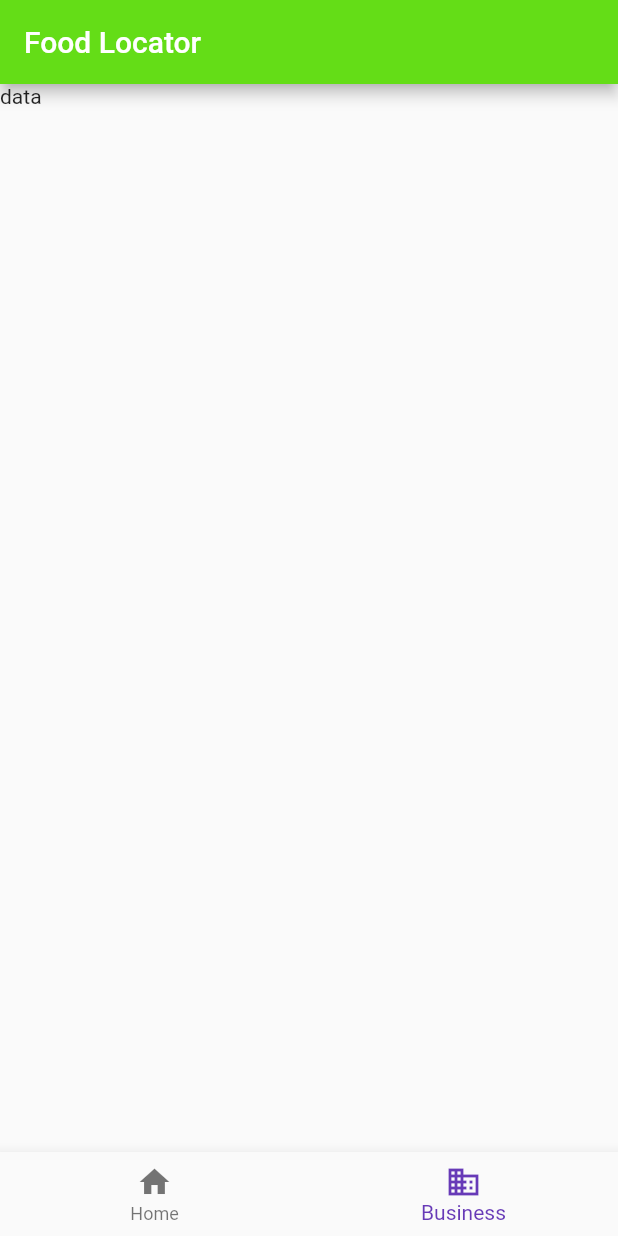
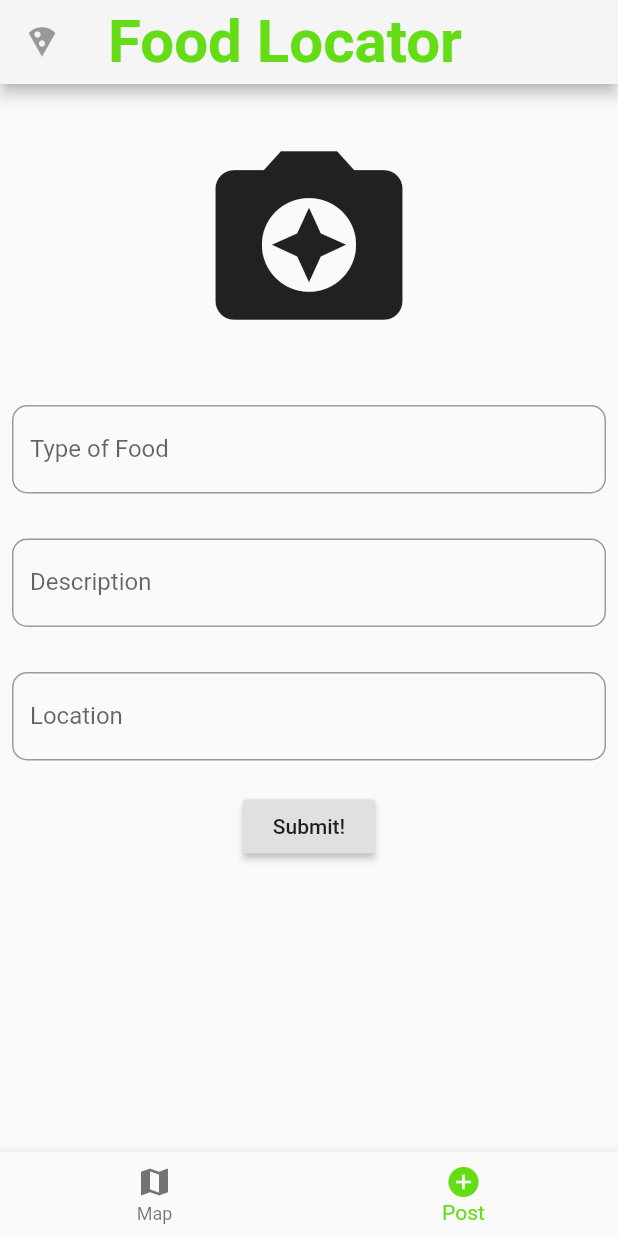
Before and after one commit to rickyhsu0101/lahacks2019, a Flutter app: the screen it shows after launch, item 2 of the bottom bar chosen, on a phone screen of 412 x 824 dp. Run offline on Flutter 3.47's test engine with Material 2 defaults, Android fonts, the phone set to English and light mode, and no system bars; our stand-ins replace google_maps_flutter, location.

Commit message:
Add food posting tab

```diff
--- a/lib/main.dart
+++ b/lib/main.dart
@@ -5,6 +5,7 @@ import 'package:flutter/material.dart';
 
 import 'navigation.dart';
 import 'map.dart';
+import 'postFood.dart';
 import 'stateBloc.dart';
 void main() => runApp(MyApp());
 
@@ -13,20 +14,37 @@ class MyApp extends StatefulWidget {
   @override
   _MyAppState createState() => _MyAppState();
 }
-StateBloc stateBloc = new StateBloc();
+
+
 class _MyAppState extends State<MyApp> {
-  final List<Widget> pages = [
-    new Map(),
-    new Text("data"),
-  ];
+
+  FormBloc formBloc = new FormBloc();
+  final List<Widget> pages = new List<Widget>();
   int pageNum = 0;
+  StateBloc stateBloc = new StateBloc();
+
+  @override
+  void initState() {
+    super.initState();
+    pages.add(new Map());
+    pages.add(new PostFood(formBloc: formBloc));
+  }
+
   @override
   Widget build(BuildContext context) {
     return MaterialApp(
       home: Scaffold(
         appBar: AppBar(
-          title: Text('Food Locator'),
-          backgroundColor: Color(0xff64dd17),
+          brightness: Brightness.light,
+          leading: Builder(
+            builder: (BuildContext context) {
+              return IconButton(
+                icon: Icon(Icons.local_pizza)
+              );
+            },
+          ),
+          title: Text('Food Locator', style: TextStyle(fontSize: 40.0, fontWeight: FontWeight.bold, color: Color(0xff64dd17))),
+          backgroundColor: Color(0xfff5f5f5),
         ),
         body: StreamBuilder(
                 initialData: 0,
--- a/lib/navigation.dart
+++ b/lib/navigation.dart
@@ -9,23 +9,21 @@ class Navigation extends StatefulWidget {
 }
 
 class _NavigationState extends State<Navigation> {
-  int _selectedIndex = 1;
+  int _selectedIndex = 0;
   final _widgetOptions = [
-    Text('Index 0: Home'),
-    Text('Index 1: Business'),
-    Text('Index 2: School'),
+    Text('Map'),
+    Text('Post'),
   ];
 
   @override
   Widget build(BuildContext context) {
     return BottomNavigationBar(
         items: <BottomNavigationBarItem>[
-          BottomNavigationBarItem(icon: Icon(Icons.home), title: Text('Home')),
-          BottomNavigationBarItem(icon: Icon(Icons.business), title: Text('Business')),
-          //BottomNavigationBarItem(icon: Icon(Icons.school), title: Text('School')),
+          BottomNavigationBarItem(icon: Icon(Icons.map), title: _widgetOptions[0]),
+          BottomNavigationBarItem(icon: Icon(Icons.add_circle), title: _widgetOptions[1]),
         ],
         currentIndex: _selectedIndex,
-        fixedColor: Colors.deepPurple,
+        fixedColor: Color(0xff64dd17),
         onTap: _onItemTapped,
       );
   }
--- /dev/null
+++ b/lib/postFood.dart
@@ -0,0 +1,92 @@
+
+import 'package:flutter/material.dart';
+import 'stateBloc.dart';
+class PostFood extends StatefulWidget{
+  final FormBloc formBloc;
+  PostFood({Key key, @required this.formBloc}) : super(key: key);
+  @override
+  _PostFoodState createState() => _PostFoodState();
+}
+class _PostFoodState extends State<PostFood>{
+
+
+  final _formKey = GlobalKey<FormState>();
+  submit(){
+    _formKey.currentState.save();
+  }
+
+  @override
+  Widget build(BuildContext context) {
+    return new ListView(
+      padding: EdgeInsets.all(8.0),
+      children: <Widget>[new Form(
+        key: _formKey,
+        child: Column(
+          children: <Widget>[
+            const SizedBox(height: 10.0), //camera icon
+            IconButton(
+              icon: Icon(Icons.camera_enhance),
+              iconSize: 150.0,
+              tooltip: 'Take picture',
+              onPressed: (){
+                setState(() {
+                  //photo handling
+                });
+              },
+            ),
+            const SizedBox(height: 30.0),
+            TextFormField(
+              decoration: new InputDecoration(
+                labelText: "Type of Food",
+                border: OutlineInputBorder(
+                  borderSide: BorderSide(width: 40.0, color: Colors.blue),
+                  borderRadius: BorderRadius.all(
+                    Radius.circular(10.0),
+                  ),
+                ),
+              ),
+              onSaved: (String value){
+                  widget.formBloc.changeForm("Type of Food", value);
+              }
+            ),
+            const SizedBox(height: 30.0),
+            TextFormField(
+              decoration: new InputDecoration(
+                labelText: "Description",
+                border: OutlineInputBorder(
+                  borderSide: BorderSide(width: 40.0, color: Colors.blue),
+                  borderRadius: BorderRadius.all(
+                    Radius.circular(10.0),
+                  ),
+                ),
+              ),
+              onSaved: (String value){
+                  widget.formBloc.changeForm("Description", value);
+              }
+            ),
+            const SizedBox(height: 30.0),
+            TextFormField(
+              decoration: new InputDecoration(
+                labelText: "Location",
+                border: OutlineInputBorder(
+                  borderSide: BorderSide(width: 40.0, color: Colors.blue),
+                  borderRadius: BorderRadius.all(
+                    Radius.circular(10.0),
+                  ),
+                ),
+              ),
+              onSaved: (String value){
+                  widget.formBloc.changeForm("Location", value);
+              }
+            ),
+            const SizedBox(height: 20.0),
+            RaisedButton(
+              onPressed: submit,
+              child: const Text('Submit!'),
+            ),
+          ]
+        )
+      ),]
+    );
+  }
+}
--- a/lib/stateBloc.dart
+++ b/lib/stateBloc.dart
@@ -15,13 +15,22 @@ class StateBloc {
 int setPage(int pageNum){
   return pageNum;
 }
-// Random Colour generator
-// Color getRandomColor() {
-//   Random _random = Random();
-//   return Color.fromARGB(
-//     _random.nextInt(256),
-//     _random.nextInt(256),
-//     _random.nextInt(256),
-//     _random.nextInt(256),
-//   );
-// }
+class FormBloc {
+  final Map<String, String> formData = new Map<String, String>();
+  FormBloc(){
+    formData.putIfAbsent('Type of Food', ()=> "");
+    formData.putIfAbsent('Description', ()=> "");
+    formData.putIfAbsent('Location', ()=> "0,0");
+  }
+
+  StreamController streamListController = StreamController<Map<String, String>>.broadcast();
+
+  Sink get dataSink => streamListController.sink;
+
+  Stream<Map<String, String>> get formStream => streamListController.stream;
+
+  changeForm(String key, String value){
+    formData[key] = value;
+    print(formData);
+  }
+}
```
